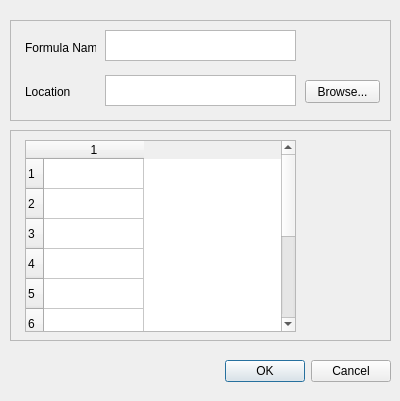
Old version of the form dlgsaveformula.ui in the repository rddealwis/Formular_Calculator_and_Integrator.
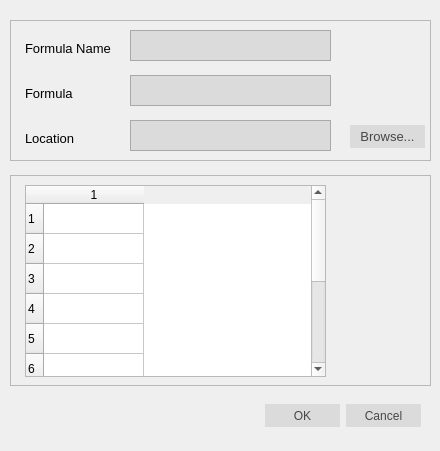
New version of the form.

Commit message:
Designed the interface for the Graph tab.
Also applied CSS to the forms.

Patch:
```diff
--- a/dlgsaveformula.ui
+++ b/dlgsaveformula.ui
@@ -6,8 +6,8 @@
    <rect>
     <x>0</x>
     <y>0</y>
-    <width>400</width>
-    <height>401</height>
+    <width>440</width>
+    <height>451</height>
    </rect>
   </property>
   <property name="windowTitle">
@@ -17,27 +17,48 @@
    <property name="geometry">
     <rect>
      <x>10</x>
-     <y>355</y>
-     <width>381</width>
+     <y>400</y>
+     <width>411</width>
      <height>32</height>
     </rect>
    </property>
+   <property name="font">
+    <font>
+     <family>Lao UI</family>
+     <pointsize>10</pointsize>
+    </font>
+   </property>
    <property name="autoFillBackground">
     <bool>true</bool>
    </property>
+   <property name="styleSheet">
+    <string notr="true">QPushButton{
+ 	background-color: #dbdbdb;
+    border: 2px;
+	color:#464747;
+	width:75px;
+	height:23px;
+
+}
+
+QPushButton:hover{background-color:#40bd9e; color:white;}</string>
+   </property>
    <property name="orientation">
     <enum>Qt::Horizontal</enum>
    </property>
    <property name="standardButtons">
     <set>QDialogButtonBox::Cancel|QDialogButtonBox::Ok</set>
    </property>
+   <property name="centerButtons">
+    <bool>false</bool>
+   </property>
   </widget>
   <widget class="QFrame" name="frmTable">
    <property name="geometry">
     <rect>
      <x>10</x>
-     <y>130</y>
-     <width>381</width>
+     <y>175</y>
+     <width>421</width>
      <height>211</height>
     </rect>
    </property>
@@ -55,7 +76,7 @@
      <rect>
       <x>15</x>
       <y>10</y>
-      <width>271</width>
+      <width>301</width>
       <height>192</height>
      </rect>
     </property>
@@ -86,8 +107,8 @@
     <rect>
      <x>10</x>
      <y>20</y>
-     <width>381</width>
-     <height>101</height>
+     <width>421</width>
+     <height>141</height>
     </rect>
    </property>
    <property name="autoFillBackground">
@@ -99,51 +120,55 @@
    <property name="frameShadow">
     <enum>QFrame::Raised</enum>
    </property>
-   <widget class="QPushButton" name="pbBrowseSaveLoc">
-    <property name="geometry">
-     <rect>
-      <x>295</x>
-      <y>60</y>
-      <width>75</width>
-      <height>23</height>
-     </rect>
-    </property>
-    <property name="text">
-     <string>Browse...</string>
-    </property>
-   </widget>
-   <widget class="QLabel" name="lblSaveLocation">
+   <widget class="QLabel" name="lblFormula">
     <property name="geometry">
      <rect>
       <x>15</x>
       <y>65</y>
-      <width>47</width>
-      <height>13</height>
+      <width>61</width>
+      <height>16</height>
      </rect>
     </property>
+    <property name="font">
+     <font>
+      <family>Lao UI</family>
+      <pointsize>10</pointsize>
+     </font>
+    </property>
     <property name="text">
-     <string>Location</string>
+     <string>Formula</string>
     </property>
    </widget>
-   <widget class="QTextEdit" name="txtSaveLocation">
+   <widget class="QTextEdit" name="txtFormula">
     <property name="geometry">
      <rect>
-      <x>95</x>
+      <x>120</x>
       <y>55</y>
-      <width>191</width>
+      <width>201</width>
       <height>31</height>
      </rect>
     </property>
+    <property name="styleSheet">
+     <string notr="true">QTextEdit{
+    background-color: #dbdbdb;	
+}</string>
+    </property>
    </widget>
    <widget class="QLabel" name="lblFormulaName">
     <property name="geometry">
      <rect>
       <x>15</x>
       <y>20</y>
-      <width>71</width>
+      <width>91</width>
       <height>16</height>
      </rect>
     </property>
+    <property name="font">
+     <font>
+      <family>Lao UI</family>
+      <pointsize>10</pointsize>
+     </font>
+    </property>
     <property name="text">
      <string>Formula Name</string>
     </property>
@@ -151,11 +176,79 @@
    <widget class="QTextEdit" name="txtFormulaName">
     <property name="geometry">
      <rect>
-      <x>95</x>
+      <x>120</x>
       <y>10</y>
-      <width>191</width>
+      <width>201</width>
       <height>31</height>
      </rect>
+    </property>
+    <property name="styleSheet">
+     <string notr="true">QTextEdit{
+    background-color: #dbdbdb;	
+}</string>
+    </property>
+   </widget>
+   <widget class="QPushButton" name="pbBrowseSaveLoc_2">
+    <property name="geometry">
+     <rect>
+      <x>340</x>
+      <y>105</y>
+      <width>75</width>
+      <height>23</height>
+     </rect>
+    </property>
+    <property name="font">
+     <font>
+      <family>Lao UI</family>
+      <pointsize>10</pointsize>
+     </font>
+    </property>
+    <property name="styleSheet">
+     <string notr="true">QPushButton{
+ 	background-color: #dbdbdb;
+    border: 2px;
+	color:#464747;
+
+}
+
+QPushButton:hover{background-color:#40bd9e; color:white;}</string>
+    </property>
+    <property name="text">
+     <string>Browse...</string>
+    </property>
+   </widget>
+   <widget class="QTextEdit" name="txtSaveLocation">
+    <property name="geometry">
+     <rect>
+      <x>120</x>
+      <y>100</y>
+      <width>201</width>
+      <height>31</height>
+     </rect>
+    </property>
+    <property name="styleSheet">
+     <string notr="true">QTextEdit{
+    background-color: #dbdbdb;	
+}</string>
+    </property>
+   </widget>
+   <widget class="QLabel" name="lblSaveLocation">
+    <property name="geometry">
+     <rect>
+      <x>15</x>
+      <y>110</y>
+      <width>61</width>
+      <height>16</height>
+     </rect>
+    </property>
+    <property name="font">
+     <font>
+      <family>Lao UI</family>
+      <pointsize>10</pointsize>
+     </font>
+    </property>
+    <property name="text">
+     <string>Location</string>
     </property>
    </widget>
   </widget>
```
The commit also changes 2 other files.
